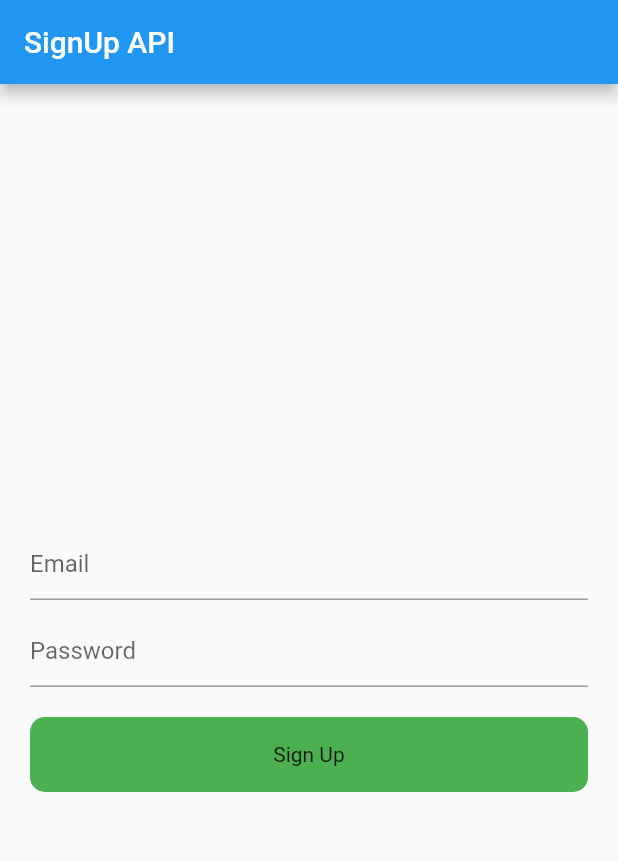
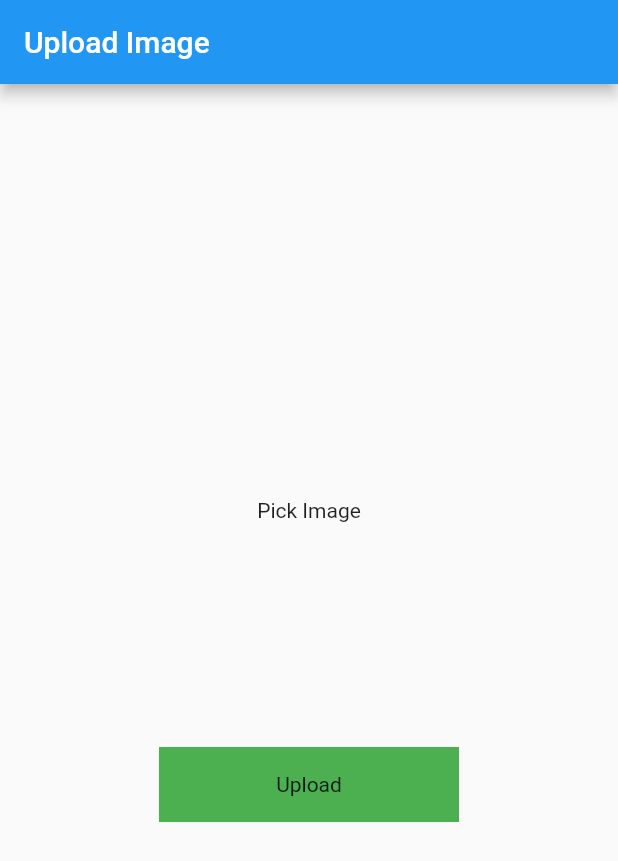
Before and after one commit to elfgodd/Flutter-Example, a Flutter app: the screen it shows after launch, on a phone screen of 412 x 824 dp. Shown: the top 861 px of the screen. Run offline on Flutter 3.47's test engine with Material 2 defaults, Android fonts, the phone set to English and light mode, and no system bars; drawn by our look-alikes of modal_progress_hud_nsn; our stand-ins replace image_picker.

Commit message:
upload image

```diff
--- a/api-example/lib/main.dart
+++ b/api-example/lib/main.dart
@@ -5,7 +5,8 @@ import 'package:flutter/material.dart';
 // import 'package:api_example/example_three.dart'; // Example 3
 // import 'package:api_example/example_four.dart'; // Example 4
 // import 'package:api_example/example_five.dart'; // Example 5
-import 'package:api_example/signup.dart'; // Example 6
+// import 'package:api_example/signup.dart'; // Example 6
+import 'package:api_example/upload_image.dart'; // Example 7
 
 void main() => runApp(const MyApp());
 
@@ -18,7 +19,7 @@ class MyApp extends StatelessWidget {
       theme: ThemeData(
         primarySwatch: Colors.blue,
       ),
-      home: const SignUpScreen(),
+      home: const UploadImageScreen(),
     );
   }
 }
--- /dev/null
+++ b/api-example/lib/upload_image.dart
@@ -0,0 +1,138 @@
+/*
+* Add in Android AndroidManifest.xml
+* <uses-permission android:name="android.permission.READ_EXTERNAL_STORAGE" />
+* <uses-permission android:name="android.permission.WRITE_EXTERNAL_STORAGE" />
+* <uses-permission android:name="android.permission.CAMERA" />
+*
+* Add in iOS Info.plist
+* <key>NSCameraUsageDescription</key>
+* <string>hello app camera description.</string>
+
+* <key>NSPhotoLibraryUsageDescription</key>
+* <string>hello app photos description.</string>
+*/
+
+
+import 'dart:io';
+import 'package:flutter/material.dart';
+import 'package:image_picker/image_picker.dart';
+import 'package:modal_progress_hud_nsn/modal_progress_hud_nsn.dart';
+import 'package:http/http.dart' as http;
+
+class UploadImageScreen extends StatefulWidget {
+  const UploadImageScreen({Key? key}) : super(key: key);
+
+  @override
+  State<UploadImageScreen> createState() => _UploadImageScreenState();
+}
+
+class _UploadImageScreenState extends State<UploadImageScreen> {
+  File? image;
+  final _picker = ImagePicker();
+  bool showSpinner = false;
+
+  Future getImage() async {
+    final pickedFile =
+        await _picker.getImage(source: ImageSource.gallery, imageQuality: 80);
+
+    if (pickedFile != null) {
+      image = File(pickedFile.path);
+      setState(() {});
+    } else {
+      print('no image selected');
+    }
+  }
+
+  Future<void> uploadImage() async {
+    setState(() {
+      showSpinner = true;
+    });
+
+    var stream = new http.ByteStream(image!.openRead());
+    stream.cast();
+
+    var length = await image!.length();
+
+    var uri = Uri.parse('https://fakestoreapi.com/products');
+
+    var request = new http.MultipartRequest('POST', uri);
+
+    request.fields['title'] = 'Static title';
+
+    var multiport = new http.MultipartFile(
+      'image',
+      stream,
+      length,
+    );
+
+    request.files.add(multiport);
+
+    var response = await request.send();
+
+    print(response.stream.toString());
+    if (response.statusCode == 200) {
+      setState(() {
+        showSpinner = false;
+      });
+      print('image uploaded');
+    } else {
+      print('failed image upload');
+      setState(() {
+        showSpinner = false;
+      });
+    }
+  }
+
+  @override
+  Widget build(BuildContext context) {
+    return ModalProgressHUD(
+      inAsyncCall: showSpinner,
+      child: Scaffold(
+        appBar: AppBar(
+          title: const Text('Upload Image'),
+        ),
+        body: Column(
+          mainAxisAlignment: MainAxisAlignment.center,
+          crossAxisAlignment: CrossAxisAlignment.center,
+          children: <Widget>[
+            GestureDetector(
+              onTap: () {
+                getImage();
+              },
+              child: Container(
+                child: image == null
+                  ? const Center(
+                      child: Text('Pick Image'),
+                    )
+                  : Container(
+                      child: Center(
+                        child: Image.file(
+                          File(image!.path).absolute,
+                          height: 100,
+                          width: 100,
+                          fit: BoxFit.cover,
+                        ),
+                      ),
+                    ),
+                  ),
+                ),
+                SizedBox(height: 150),
+                GestureDetector(
+                  onTap: () {
+                    uploadImage();
+                  },
+                  child: Container(
+                    height: 50,
+                    width: 200,
+                    color: Colors.green,
+                    child: Center(
+                      child: Text('Upload'),
+                    ),
+                  ),
+                ),
+          ],
+        ),
+      ),
+    );
+  }
+}
--- a/api-example/pubspec.yaml
+++ b/api-example/pubspec.yaml
@@ -33,6 +33,7 @@ dependencies:
   flutter_cors: ^1.3.2
   http: ^0.13.4
   modal_progress_hud_nsn: ^0.1.0-nullsafety-1
+  image_picker: ^0.8.4+4
 
 dev_dependencies:
   build_runner: ^2.1.11
```
Also changed, not shown: api-example/pubspec.lock, 3 other files.
